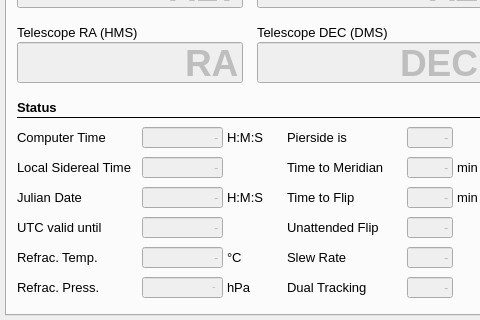
Before: the Qt Designer form mountwizzard4/gui/main.ui in mworion/MountWizzard4, drawn with Qt 5; both pictures show x 0 to 480 and y 280 to 600 of the 800 by 600 pixel window.
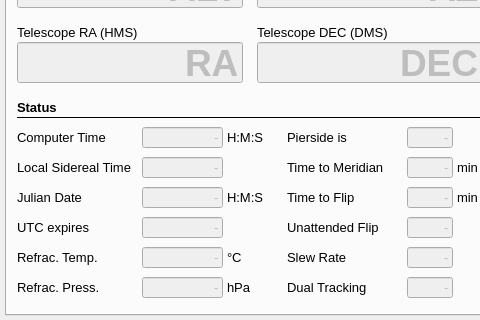
After: the same form once the commit is applied.

```diff
--- a/mountwizzard4/gui/main.ui
+++ b/mountwizzard4/gui/main.ui
@@ -1391,7 +1391,7 @@
       </font>
      </property>
      <property name="text">
-      <string>UTC valid until</string>
+      <string>UTC expires</string>
      </property>
     </widget>
     <widget class="QLabel" name="label_151">
@@ -1837,7 +1837,7 @@
      </property>
      <property name="font">
       <font>
-       <family>Courier</family>
+       <family>Arial</family>
        <pointsize>10</pointsize>
        <weight>50</weight>
        <bold>false</bold>
```
Left out of the diff: 24 changed lines with no effect on the pictures.
